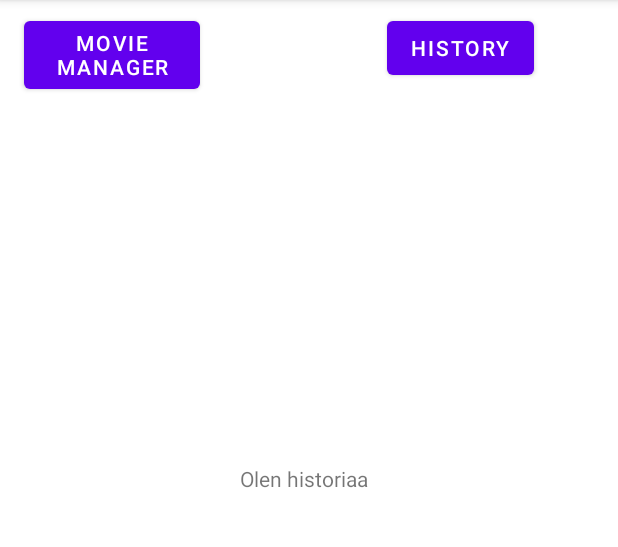
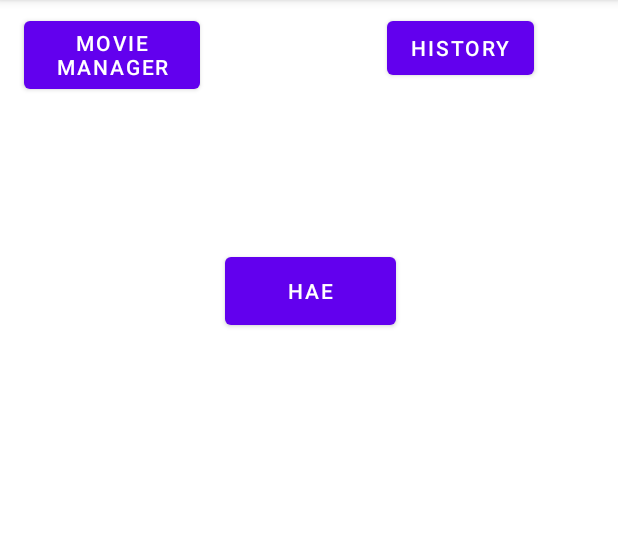
Before and after one commit to DeveloperLauri/FinnkinoApp, an Android app: the fragment Fragment_Main placed in its activity, after a tap on "HISTORY", on a phone screen of 412 x 824 dp, the part 84-631 px from its top. Run offline under Robolectric (Android 15) with nearby library versions, the phone set to English and light mode, and no system bars.

```diff
--- a/app/src/main/java/com/oliot5/finnkino/Fragment_Main.java
+++ b/app/src/main/java/com/oliot5/finnkino/Fragment_Main.java
@@ -61,7 +61,7 @@ public class Fragment_Main extends Fragment {
     EditText editTextTime;
     EditText editTextTime2;
     EditText editTextMovie;
-    MovieManager pLuokka = new MovieManager();
+    MovieManager mClass = new MovieManager();
     ListView listView;
     Spinner spinner;
     String date, username = "", fileName = "", movieName;
@@ -109,8 +109,8 @@ public class Fragment_Main extends Fragment {
 
     @Override
     public void onViewCreated(@NonNull View view, @Nullable Bundle savedInstanceState) {
-        theatre = pLuokka.readXML();
-        id = pLuokka.getIDList();
+        theatre = mClass.readXML();
+        id = mClass.getIDList();
         textView = (TextView) this.view.findViewById(R.id.textView);
         editTextDate = (EditText) this.view.findViewById(R.id.editTextDate);
         editTextDate.addTextChangedListener(textWatcher);
@@ -138,7 +138,7 @@ public class Fragment_Main extends Fragment {
             public void onItemSelected(AdapterView<?> adapterView, View view, int i, long l) {
                 idSelecter = i;
 
-                ArrayList<String> arrayList = pLuokka.readXML2(id[i], date, time1, time2, movie);
+                ArrayList<String> arrayList = mClass.readXML2(id[i], date, time1, time2, movie);
                 ArrayAdapter arrayAdapter = new ArrayAdapter(getActivity(), android.R.layout.simple_list_item_1,arrayList);
                 listView.setAdapter(arrayAdapter);
             }
@@ -260,18 +260,18 @@ public class Fragment_Main extends Fragment {
 
             }
         });
-        Button haeButton = (Button) this.view.findViewById(R.id.button);
+        Button searchButton = (Button) this.view.findViewById(R.id.button);
         View.OnClickListener listener2 = new View.OnClickListener() {
             @RequiresApi(api = Build.VERSION_CODES.O)
             @Override
             public void onClick(View view) {
-                ArrayList<String> lista2 = pLuokka.readXML2(id[idSelecter], date, time1, time2, movie);
+                ArrayList<String> lista2 = mClass.readXML2(id[idSelecter], date, time1, time2, movie);
                 ArrayAdapter arrayAdapter = new ArrayAdapter(getActivity(), android.R.layout.simple_list_item_1,lista2);
                 listView.setAdapter(arrayAdapter);
                 tmp = lista2;
             }
         };
-        haeButton.setOnClickListener(listener2);
+        searchButton.setOnClickListener(listener2);
     }
 
 }
--- a/app/src/main/java/com/oliot5/finnkino/Fragment_history.java
+++ b/app/src/main/java/com/oliot5/finnkino/Fragment_history.java
@@ -4,6 +4,8 @@ import android.os.Bundle;
 import android.view.LayoutInflater;
 import android.view.View;
 import android.view.ViewGroup;
+import android.widget.Button;
+import android.widget.ListView;
 
 import androidx.annotation.NonNull;
 import androidx.annotation.Nullable;
@@ -11,10 +13,20 @@ import androidx.fragment.app.Fragment;
 
 public class Fragment_history extends Fragment {
 
+    View view;
+    ListView listView;
+    Button getHistory;
+
     @Nullable
     @Override
     public View onCreateView(@NonNull LayoutInflater inflater, @Nullable ViewGroup container, @Nullable Bundle savedInstanceState) {
+        view = inflater.inflate(R.layout.fr_history, container, false);
+        return view;
+    }
 
-        return inflater.inflate(R.layout.fr_history, container, false);
+    @Override
+    public void onViewCreated(@NonNull View view, @Nullable Bundle savedInstanceState) {
+        getHistory = (Button) this.view.findViewById(R.id.searchHistoryButton);
+        listView = (ListView) this.view.findViewById(R.id.clickedMoviesListview);
     }
 }
--- a/app/src/main/java/com/oliot5/finnkino/MainActivity.java
+++ b/app/src/main/java/com/oliot5/finnkino/MainActivity.java
@@ -56,6 +56,10 @@ public class MainActivity extends AppCompatActivity {
         Intent intent = new Intent(MainActivity.this, MainActivity2.class);
         startActivity(intent);
     }
+
+
+
+    // Method to do info change in between frag and activ
     @Override
     public void onStart() {
         super.onStart();
--- a/app/src/main/res/layout/fr_history.xml
+++ b/app/src/main/res/layout/fr_history.xml
@@ -5,13 +5,23 @@
     android:layout_width="match_parent"
     android:layout_height="match_parent">
 
-    <TextView
-        android:id="@+id/textView3"
-        android:layout_width="wrap_content"
-        android:layout_height="wrap_content"
-        android:layout_marginStart="160dp"
-        android:layout_marginTop="144dp"
-        android:text="Olen historiaa"
+    <ListView
+        android:id="@+id/clickedMoviesListview"
+        android:layout_width="424dp"
+        android:layout_height="638dp"
+        android:layout_marginTop="30dp"
+        app:layout_constraintBottom_toBottomOf="parent"
+        app:layout_constraintEnd_toEndOf="parent"
+        app:layout_constraintStart_toStartOf="parent"
+        app:layout_constraintTop_toBottomOf="@+id/searchHistoryButton"
+        app:layout_constraintVertical_bias="1.0" />
+
+    <Button
+        android:id="@+id/searchHistoryButton"
+        android:layout_width="114dp"
+        android:layout_height="57dp"
+        android:text="HAE"
+        app:layout_constraintEnd_toEndOf="parent"
         app:layout_constraintStart_toStartOf="parent"
         app:layout_constraintTop_toTopOf="parent" />
 </androidx.constraintlayout.widget.ConstraintLayout>
```
Also changed, not shown: app/src/main/java/com/oliot5/finnkino/CSVWriteAndRead.java (added, +50 -0 lines), app/src/main/java/com/oliot5/finnkino/HistoryInfo.java (added, +14 -0 lines), app/src/main/java/com/oliot5/finnkino/HistoryLibrary.java (added, +33 -0 lines), app/src/main/java/com/oliot5/finnkino/HistoryManager.java (added, +37 -0 lines).
